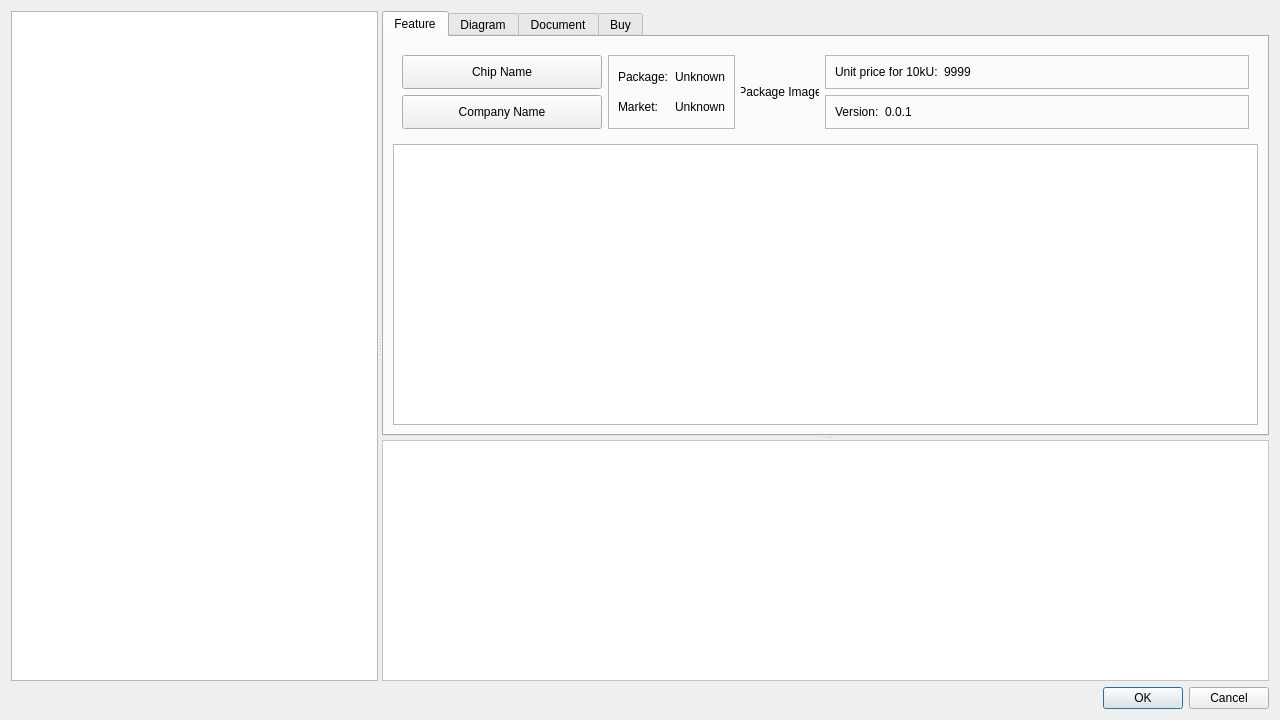
This is apps/dev/dialogs/choose_chip_dialog.ui in csplink/csp as Qt 5 draws it before an edit. The edited form follows.
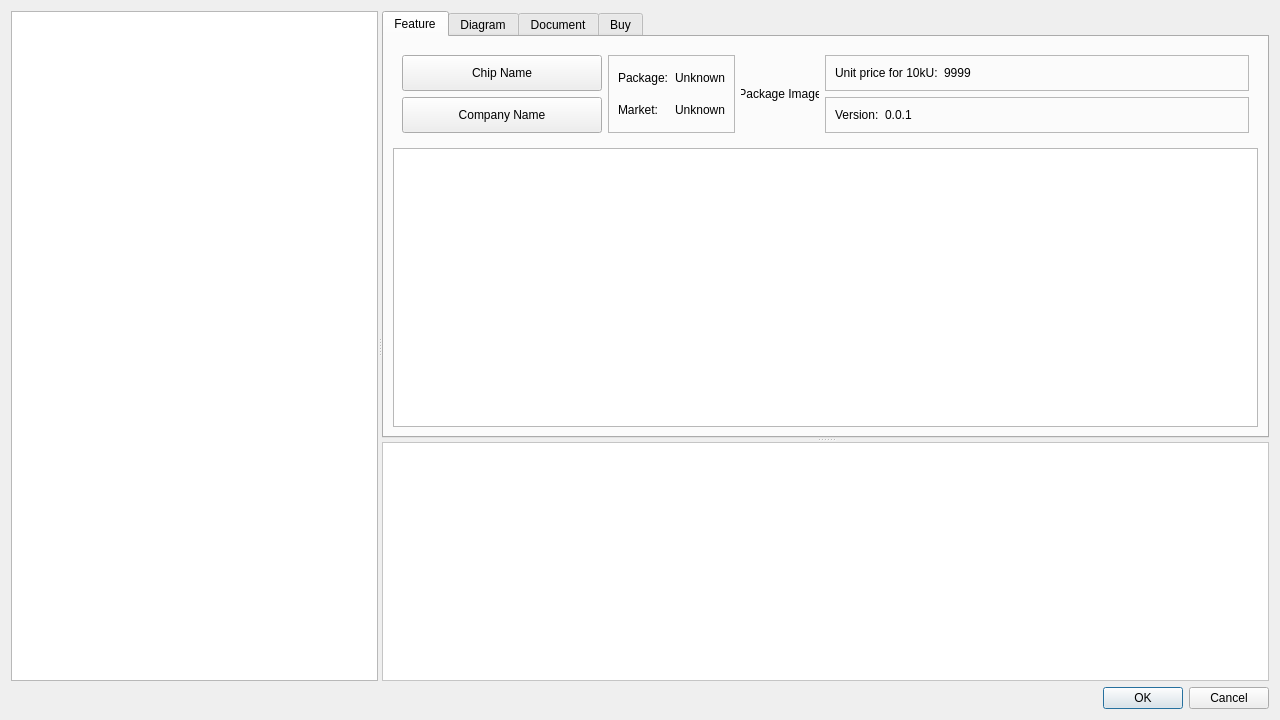
This is the edited form.

Commit message: ✨ feat(apps\dev\dialogs): add wizard_new_project

Diff of the .ui file:
```diff
--- a/apps/dev/dialogs/choose_chip_dialog.ui
+++ b/apps/dev/dialogs/choose_chip_dialog.ui
@@ -58,7 +58,7 @@
             <item row="0" column="0">
              <widget class="QPushButton" name="pushbutton_name">
               <property name="sizePolicy">
-               <sizepolicy hsizetype="Minimum" vsizetype="Preferred">
+               <sizepolicy hsizetype="Preferred" vsizetype="Preferred">
                 <horstretch>0</horstretch>
                 <verstretch>0</verstretch>
                </sizepolicy>
@@ -66,7 +66,7 @@
               <property name="minimumSize">
                <size>
                 <width>200</width>
-                <height>0</height>
+                <height>36</height>
                </size>
               </property>
               <property name="text">
@@ -80,7 +80,7 @@
                <bool>true</bool>
               </property>
               <property name="sizePolicy">
-               <sizepolicy hsizetype="Expanding" vsizetype="Expanding">
+               <sizepolicy hsizetype="Preferred" vsizetype="Preferred">
                 <horstretch>0</horstretch>
                 <verstretch>0</verstretch>
                </sizepolicy>
@@ -262,6 +262,12 @@
                 <verstretch>0</verstretch>
                </sizepolicy>
               </property>
+              <property name="minimumSize">
+               <size>
+                <width>0</width>
+                <height>36</height>
+               </size>
+              </property>
               <property name="text">
                <string>Company Name</string>
               </property>
```
The commit also changes 4 other files.
